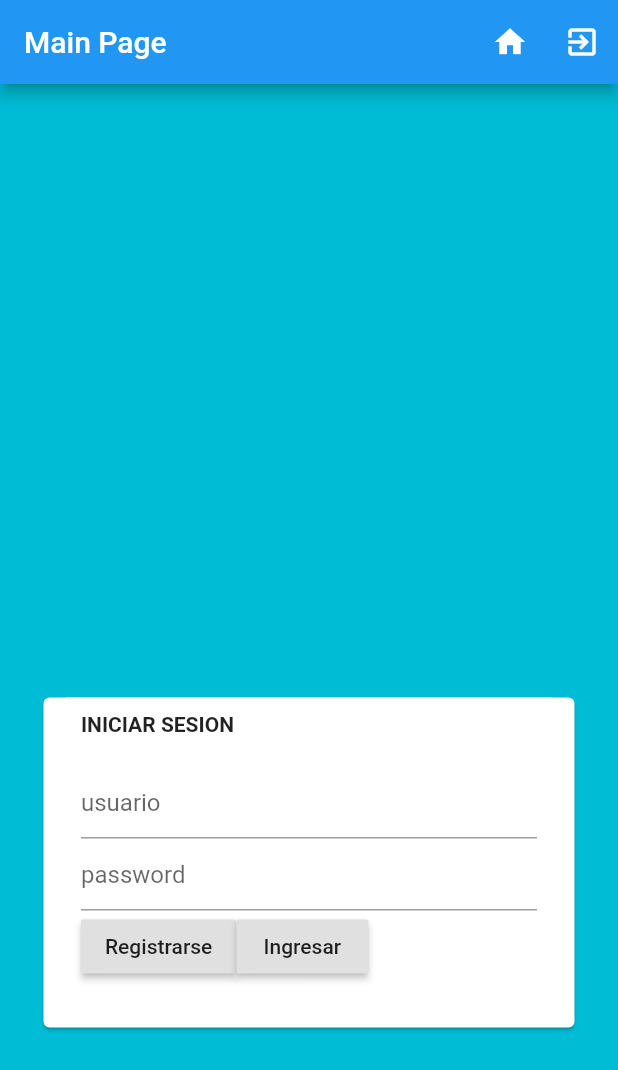
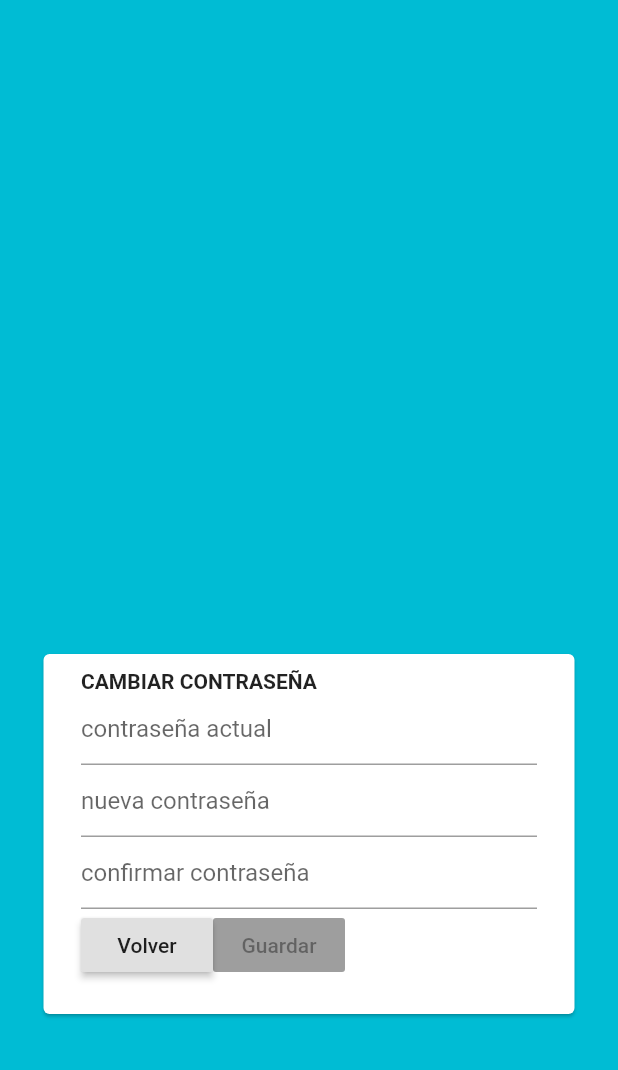
Before and after one commit to pablogarzon/flutter_login, a Flutter app: the screen it shows after launch, after a tap on "Registrarse", on a phone screen of 412 x 824 dp. Shown: the top 1070 px of the screen. Run offline on Flutter 3.47's test engine with Material 2 defaults, Android fonts, the phone set to English and light mode, and no system bars.

Commit message:
added routing navigation

```diff
--- a/lib/main.dart
+++ b/lib/main.dart
@@ -1,6 +1,7 @@
 import 'package:flutter/material.dart';
+import 'package:flutter_login/screens/account/login.dart';
 import 'package:flutter_login/screens/settings.dart';
-import 'package:flutter_login/screens/login.dart';
+import 'package:flutter_login/screens/account/changePassword.dart';
 
 void main() => runApp(new MainPage());
 
@@ -12,32 +13,19 @@ class MainPage extends StatefulWidget {
 class _MainPageState extends State<MainPage> {
 
   String _title="Main Page";
-
-  Widget _screen;
-  login _login;
-  settings _settings;
   bool _authenticated;
 
   _MainPageState(){
-    _login= new login(onSubmit: (){ onSubmit(); });
-    _settings= new settings();
-    _screen = _login;
     _authenticated = false;
-  }
-
-  void onSubmit(){
-    if(_login.userName == 'user' && _login.password == "q"){
-      _setAuthenticated(true);
-    }
   }
 
   void _goHome(){
     setState((){
       if(_authenticated==true){
-        _screen = _settings;
+       // _screen = _settings;
         _title = "Welcome";
       } else {
-        _screen = _login;
+        //_screen = _login;
         _title = "Please Login";
       }
     });
@@ -51,24 +39,28 @@ class _MainPageState extends State<MainPage> {
     setState(() {
       _authenticated = auth;
       if(auth == true){
-        _screen = _settings;
+        //_screen = _settings;
         _title = "settings";
       } else {
-        _screen = _login;
+        //_screen = _login;
         _title = "login";
       }
     });
   }
 
+  final GlobalKey<ScaffoldState> _scaffoldState = new GlobalKey<ScaffoldState>();
+
   @override
   Widget build(BuildContext context) {
     return new MaterialApp(
+      key: _scaffoldState,
       title: "Login Demo",
       theme: new ThemeData(
         primarySwatch: Colors.blue,
       ),
       routes: <String, WidgetBuilder>{
-        '/login': (BuildContext context) => new login(onSubmit: (){ onSubmit(); }),
+        '/login': (BuildContext context) => new login(),
+        '/changePassword': (BuildContext context) => new changePassword(),
         '/settings': (BuildContext context) => new settings(),
       },
       home: new Scaffold(
@@ -79,29 +71,7 @@ class _MainPageState extends State<MainPage> {
             new IconButton(icon: new Icon(Icons.exit_to_app), onPressed: _logout)
           ],
         ),
-        body: new Container(
-          decoration: new BoxDecoration(
-            color: Colors.cyan,
-          ),
-          padding: new EdgeInsets.only(left: 25.0, right: 25.0),
-          child: new Stack(
-            children: <Widget>[
-              new Align(
-                alignment: new Alignment(0.0, 0.5),
-                child: new Card(
-                  child: new Container(
-                      height: 200.0,
-                      width: 350.0,
-                      color: Colors.white,
-                      margin:  new EdgeInsets.only(left: 15.0, right: 15.0, bottom: 20.0),
-                      padding: const EdgeInsets.all(10.0),
-                      child: _screen
-                  ),
-                ),
-              ),
-            ],
-          ),
-        ),
+        body: new login(),
       ),
     );
   }
--- /dev/null
+++ b/lib/screens/account/changePassword.dart
@@ -0,0 +1,50 @@
+import 'package:flutter/material.dart';
+import 'package:flutter/widgets.dart';
+import 'package:flutter_login/widgets/accountLayout.dart';
+
+class changePassword extends StatelessWidget{
+
+  const changePassword ({
+    Key key,
+  }): super(key: key);
+
+  static final TextEditingController _oldPassword = new TextEditingController();
+  static final TextEditingController _newPassword = new TextEditingController();
+  static final TextEditingController _confirmPassword = new TextEditingController();
+
+  String get userName => _oldPassword.text;
+  String get password => _newPassword.text;
+
+  @override
+  Widget build(BuildContext context){
+    return new accountLayout(
+        new Column(
+          children: <Widget>[
+            new Row(
+              children: <Widget>[
+                new Container(
+                    child: new Text(
+                      "CAMBIAR CONTRASEÑA",
+                      style: new TextStyle(
+                        fontWeight: FontWeight.bold,
+                      ),
+                    ),
+                ),
+              ],
+            ),
+            new TextField(controller: _oldPassword, decoration: new InputDecoration(hintText: "contraseña actual"), obscureText: true),
+            new TextField(controller: _newPassword, decoration: new InputDecoration(hintText: "nueva contraseña") , obscureText: true,),
+            new TextField(controller: _confirmPassword, decoration: new InputDecoration(hintText: "confirmar contraseña") , obscureText: true,),
+            new Row(
+              children: <Widget>[
+                new RaisedButton(onPressed: (){
+                  Navigator.of(context).pushNamed('/login');
+                }, child: new Text("Volver"),),
+                new RaisedButton(onPressed: null, child: new Text("Guardar"),)
+              ],
+            ),
+          ],
+        )
+    );
+  }
+}
--- /dev/null
+++ b/lib/screens/account/login.dart
@@ -0,0 +1,59 @@
+import 'package:flutter/material.dart';
+import 'package:flutter/widgets.dart';
+
+import 'package:flutter_login/widgets/accountLayout.dart';
+
+class login extends StatelessWidget{
+
+  const login ({
+    Key key,
+    //@required this.onSubmit,
+  }): super(key: key);
+
+  //final VoidCallback onSubmit;
+
+  static final TextEditingController _user = new TextEditingController();
+  static final TextEditingController _password = new TextEditingController();
+
+  String get userName => _user.text;
+  String get password => _password.text;
+
+  @override
+  Widget build(BuildContext context){
+    return new accountLayout(
+      new Column(
+        children: <Widget>[
+          new Row(
+            children: <Widget>[
+              new Container(
+                  margin: new EdgeInsets.only(bottom: 20.0),
+                  child: new Text(
+                    "INICIAR SESIÓN",
+                    style: new TextStyle(
+                      fontWeight: FontWeight.bold,
+                    ),
+                  )
+              ),
+            ],
+          ),
+          new TextField(controller: _user, decoration: new InputDecoration(hintText: "usuario")),
+          new TextField(controller: _password, decoration: new InputDecoration(hintText: "password") , obscureText: true,),
+          new Row(
+            children: <Widget>[
+              new RaisedButton(onPressed: (){
+                Navigator.of(context).pushNamed('/changePassword');
+              }, child: new Text("Registrarse"),),
+              new RaisedButton(onPressed: (){
+                if(this.userName == 'user' && this.password == "q"){
+                Navigator.of(context).pushNamed('/settings');
+                } else {
+
+                };
+              }, child: new Text("Ingresar"),)
+            ],
+          ),
+        ],
+      )
+    );
+  }
+}
--- a/lib/screens/login.dart
+++ /dev/null
@@ -1,48 +0,0 @@
-import 'package:flutter/material.dart';
-import 'package:flutter/widgets.dart';
-import 'package:flutter/foundation.dart';
-
-class login extends StatelessWidget{
-
-  const login ({
-    Key key,
-    @required this.onSubmit,
-  }): super(key: key);
-
-  final VoidCallback onSubmit;
-
-  static final TextEditingController _user = new TextEditingController();
-  static final TextEditingController _password = new TextEditingController();
-
-  String get userName => _user.text;
-  String get password => _password.text;
-
-  @override
-  Widget build(BuildContext context){
-    return new Column(
-      children: <Widget>[
-        new Row(
-          children: <Widget>[
-            new Container(
-              margin: new EdgeInsets.only(bottom: 20.0),
-              child: new Text(
-                "INICIAR SESION",
-                style: new TextStyle(
-                  fontWeight: FontWeight.bold,
-                ),
-              )
-            ),
-          ],
-        ),
-        new TextField(controller: _user, decoration: new InputDecoration(hintText: "usuario")),
-        new TextField(controller: _password, decoration: new InputDecoration(hintText: "password") , obscureText: true,),
-        new Row(
-          children: <Widget>[
-            new RaisedButton(onPressed: onSubmit, child: new Text("Registrarse"),),
-            new RaisedButton(onPressed: onSubmit, child: new Text("Ingresar"),)
-          ],
-        ),
-      ],
-    );
-  }
-}
--- /dev/null
+++ b/lib/widgets/accountLayout.dart
@@ -0,0 +1,38 @@
+import 'package:flutter/material.dart';
+import 'package:flutter/widgets.dart';
+
+class accountLayout extends StatelessWidget {
+
+  accountLayout(Widget page){
+    this._page = page;
+  }
+
+  Widget _page = null;
+
+  @override
+  Widget build(BuildContext context) {
+    return new Container(
+      decoration: new BoxDecoration(
+        color: Colors.cyan,
+      ),
+      padding: new EdgeInsets.only(left: 25.0, right: 25.0),
+      child: new Stack(
+        children: <Widget>[
+          new Align(
+            alignment: new Alignment(0.0, 0.5),
+            child: new Card(
+              child: new Container(
+                  height: 220.0,
+                  width: 350.0,
+                  color: Colors.white,
+                  margin:  new EdgeInsets.only(left: 15.0, right: 15.0, bottom: 20.0),
+                  padding: const EdgeInsets.all(10.0),
+                  child: _page
+              ),
+            ),
+          ),
+        ],
+      ),
+    );
+  }
+}
```
Also changed, not shown: lib/screens/account/recoveryPassword.dart (added), lib/screens/account/register.dart (added).
